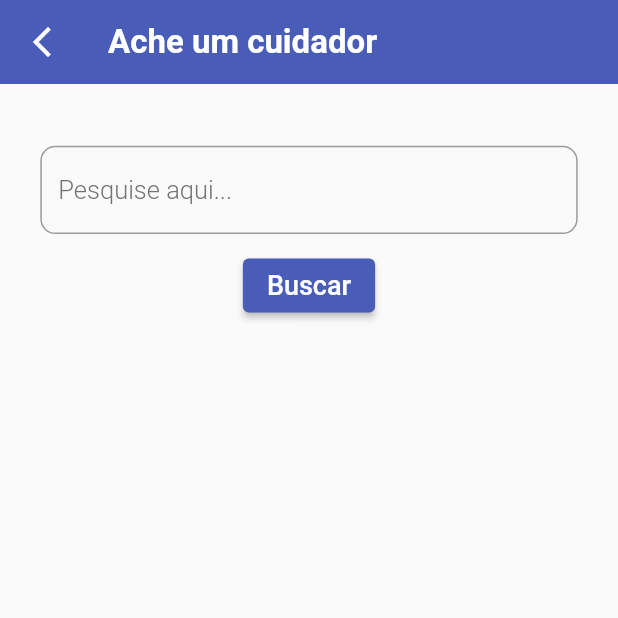
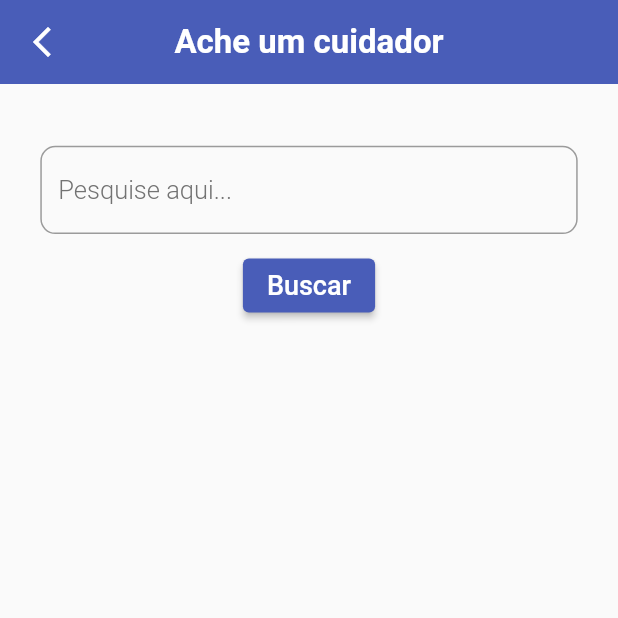
Before and after one commit to abnerbolandim/CaresApp, a Flutter app: the SearchPage screen opened directly, on a phone screen of 412 x 824 dp, the top half of it. Run offline on Flutter 3.47's test engine with Material 2 defaults, Android fonts, the light colour scheme and no system bars; our stand-ins replace cloud_firestore, firebase_auth, firebase_core, fluttertoast, google_fonts, image_picker and 3 more; accounts and stored records are empty; Roboto replaces fonts that are missing (Sen).

Commit message:
Resolve erros do "PROBLEMAS"

```diff
--- a/lib/main.dart
+++ b/lib/main.dart
@@ -35,7 +35,7 @@ class MyApp extends StatelessWidget {
         ),
         primarySwatch: Colors.blue,
       ),
-      home: showHome ? const WelcomePage() : const WelcomePage(),
+      home: showHome ? const CreateAccount() : const WelcomePage(),
     );
   }
 }
--- a/lib/screens/creatorpages/chooseregistrationpages/createaccount_page.dart
+++ b/lib/screens/creatorpages/chooseregistrationpages/createaccount_page.dart
@@ -2,7 +2,6 @@ import 'package:flutter/material.dart';
 import 'package:google_fonts/google_fonts.dart';
 import 'package:health_care/screens/creatorpages/registerpages/register_page.dart';
 
-import '../../accountstypes/screens/cares_page/cares_page.dart';
 import '../../firstpages/welcome_page.dart';
 import '../loginpages/login_page.dart';
 
--- a/lib/screens/creatorpages/loginpages/login_page.dart
+++ b/lib/screens/creatorpages/loginpages/login_page.dart
@@ -76,7 +76,7 @@ class _LoginPageState extends State<LoginPage> {
                       style: GoogleFonts.sen(
                         textStyle: TextStyle(
                           fontSize: 35,
-                          fontWeight: FontWeight.bold,
+                          fontWeight: FontWeight.w600,
                         ),
                       ),
                       textAlign: TextAlign.center,
--- a/lib/screens/firstpages/welcome_page.dart
+++ b/lib/screens/firstpages/welcome_page.dart
@@ -29,7 +29,7 @@ class _WelcomePageState extends State<WelcomePage> {
               'Seja bem-vindo ao\nCares',
               style: GoogleFonts.sen(
                 textStyle: TextStyle(
-                  fontWeight: FontWeight.w800,
+                  fontWeight: FontWeight.bold,
                   fontSize: 40,
                 ),
               ),
@@ -90,6 +90,7 @@ class _WelcomePageState extends State<WelcomePage> {
   }
 }
 
+// ignore: camel_case_types
 class bottomCliqueAqui extends StatelessWidget {
   const bottomCliqueAqui({
     Key? key,
--- a/lib/screens/homepagepaste/screens/search_page/search_page.dart
+++ b/lib/screens/homepagepaste/screens/search_page/search_page.dart
@@ -47,6 +47,7 @@ class _SearchPageState extends State<SearchPage> {
                 fontSize: 22, color: Colors.white, fontWeight: FontWeight.bold),
           ),
         ),
+        centerTitle: true,
         elevation: 0,
         backgroundColor: const Color.fromARGB(255, 73, 93, 184),
         leading: IconButton(
```
